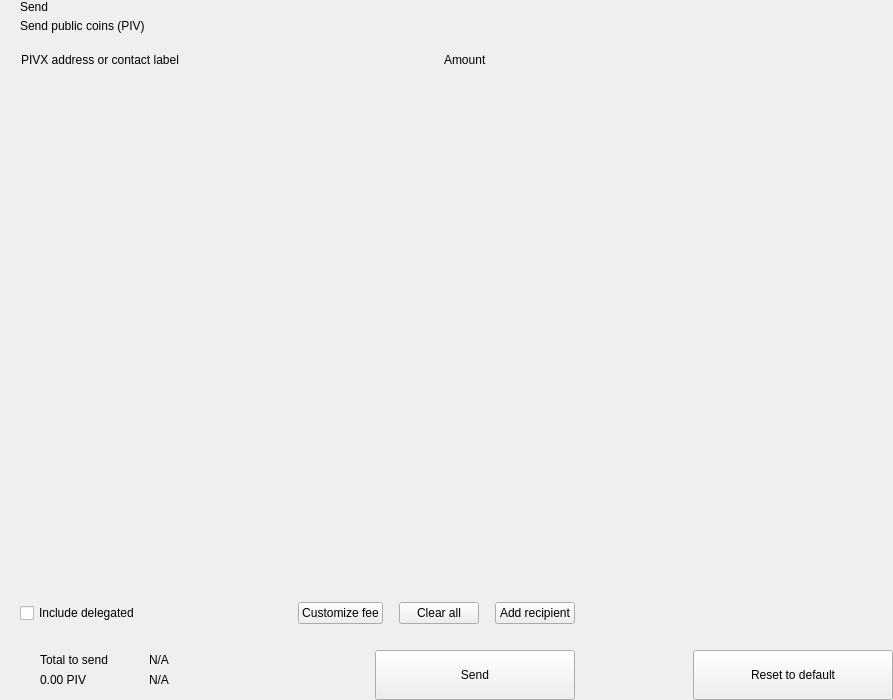
First picture: the form in src/qt/encocoin/forms/send.ui, repository Kopernikus-dev/test, before the edit.
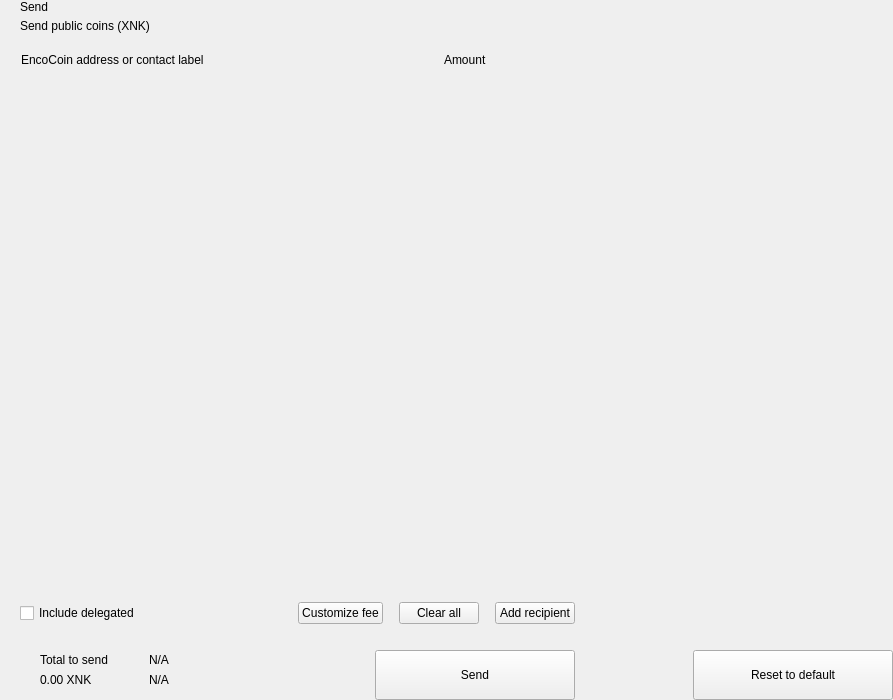
Second picture: the form after the edit. Custom widgets are drawn as their Qt base class.

Patch:
```diff
--- a/src/qt/encocoin/forms/send.ui
+++ b/src/qt/encocoin/forms/send.ui
@@ -81,8 +81,8 @@
             <item>
              <widget class="QLabel" name="labelSubtitle1">
               <property name="text">
-               <string>Send public coins (PIV)</string>
-              </property>
+               <string>Send public coins (XNK)</string>
+			  </property>
              </widget>
             </item>
            </layout>
@@ -141,7 +141,7 @@
              <string notr="true">margin-left:8px;</string>
             </property>
             <property name="text">
-             <string>PIVX address or contact label</string>
+             <string>EncoCoin address or contact label</string>
             </property>
            </widget>
           </item>
@@ -464,7 +464,7 @@
                      <item>
                       <widget class="QLabel" name="labelAmountSend">
                        <property name="text">
-                        <string notr="true">0.00 PIV</string>
+                        <string notr="true">0.00 XNK</string>
                        </property>
                       </widget>
                      </item>
```
Left out of the diff: 2 changed lines with no effect on the pictures.
